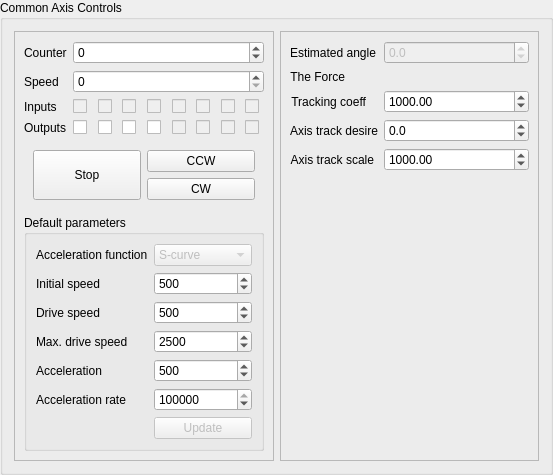
artm/biofame-robot, file AxisControlPanel.ui: the form before one commit.
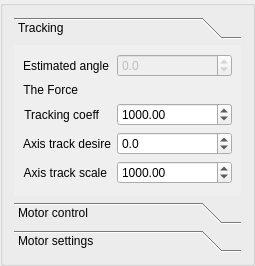
The form after the commit. Custom widgets are drawn as their Qt base class.

Commit message: more screen capture friendly layout

```diff
--- a/AxisControlPanel.ui
+++ b/AxisControlPanel.ui
@@ -6,35 +6,195 @@
    <rect>
     <x>0</x>
     <y>0</y>
-    <width>553</width>
-    <height>431</height>
+    <width>247</width>
+    <height>266</height>
    </rect>
   </property>
+  <property name="minimumSize">
+   <size>
+    <width>0</width>
+    <height>266</height>
+   </size>
+  </property>
   <property name="windowTitle">
    <string>GroupBox</string>
   </property>
-  <property name="title">
-   <string>Common Axis Controls</string>
-  </property>
   <layout class="QHBoxLayout" name="horizontalLayout">
    <property name="sizeConstraint">
     <enum>QLayout::SetMinimumSize</enum>
    </property>
    <item>
-    <widget class="QFrame" name="frame">
+    <widget class="QToolBox" name="toolbox">
+     <property name="minimumSize">
+      <size>
+       <width>227</width>
+       <height>0</height>
+      </size>
+     </property>
+     <property name="currentIndex">
+      <number>0</number>
+     </property>
+     <widget class="QWidget" name="trackingPage">
+      <property name="geometry">
+       <rect>
+        <x>0</x>
+        <y>0</y>
+        <width>227</width>
+        <height>165</height>
+       </rect>
+      </property>
+      <attribute name="label">
+       <string>Tracking</string>
+      </attribute>
+      <layout class="QFormLayout" name="formLayout_3">
+       <item row="0" column="0">
+        <widget class="QLabel" name="angleLabel">
+         <property name="text">
+          <string>Estimated angle</string>
+         </property>
+        </widget>
+       </item>
+       <item row="0" column="1">
+        <widget class="QDoubleSpinBox" name="angle">
+         <property name="enabled">
+          <bool>false</bool>
+         </property>
+         <property name="decimals">
+          <number>1</number>
+         </property>
+         <property name="minimum">
+          <double>-360.000000000000000</double>
+         </property>
+         <property name="maximum">
+          <double>360.000000000000000</double>
+         </property>
+        </widget>
+       </item>
+       <item row="1" column="0">
+        <widget class="QLabel" name="theForceLabel">
      <property name="sizePolicy">
-      <sizepolicy hsizetype="Minimum" vsizetype="Preferred">
+          <sizepolicy hsizetype="Preferred" vsizetype="Preferred">
        <horstretch>0</horstretch>
        <verstretch>0</verstretch>
       </sizepolicy>
      </property>
-     <property name="frameShape">
-      <enum>QFrame::StyledPanel</enum>
-     </property>
-     <property name="frameShadow">
-      <enum>QFrame::Raised</enum>
-     </property>
-     <layout class="QGridLayout" name="gridLayout">
+         <property name="text">
+          <string>The Force</string>
+         </property>
+         <property name="alignment">
+          <set>Qt::AlignRight|Qt::AlignTrailing|Qt::AlignVCenter</set>
+         </property>
+        </widget>
+       </item>
+       <item row="1" column="1">
+        <widget class="SignalIndicator" name="theForce" native="true">
+         <property name="sizePolicy">
+          <sizepolicy hsizetype="Expanding" vsizetype="Fixed">
+           <horstretch>0</horstretch>
+           <verstretch>0</verstretch>
+          </sizepolicy>
+         </property>
+         <property name="minimumSize">
+          <size>
+           <width>100</width>
+           <height>10</height>
+          </size>
+         </property>
+        </widget>
+       </item>
+       <item row="4" column="0">
+        <widget class="QLabel" name="desireLabel">
+         <property name="text">
+          <string>Axis track desire</string>
+         </property>
+         <property name="alignment">
+          <set>Qt::AlignRight|Qt::AlignTrailing|Qt::AlignVCenter</set>
+         </property>
+        </widget>
+       </item>
+       <item row="2" column="0">
+        <widget class="QLabel" name="trackingCoeffLabel">
+         <property name="text">
+          <string>Tracking coeff</string>
+         </property>
+         <property name="alignment">
+          <set>Qt::AlignRight|Qt::AlignTrailing|Qt::AlignVCenter</set>
+         </property>
+        </widget>
+       </item>
+       <item row="4" column="1">
+        <widget class="QDoubleSpinBox" name="desire">
+         <property name="decimals">
+          <number>1</number>
+         </property>
+         <property name="minimum">
+          <double>-180.000000000000000</double>
+         </property>
+         <property name="maximum">
+          <double>180.000000000000000</double>
+         </property>
+         <property name="singleStep">
+          <double>5.000000000000000</double>
+         </property>
+        </widget>
+       </item>
+       <item row="2" column="1">
+        <widget class="QDoubleSpinBox" name="trackingCoeff">
+         <property name="decimals">
+          <number>2</number>
+         </property>
+         <property name="minimum">
+          <double>-1000000.000000000000000</double>
+         </property>
+         <property name="maximum">
+          <double>1000000.000000000000000</double>
+         </property>
+         <property name="singleStep">
+          <double>100.000000000000000</double>
+         </property>
+         <property name="value">
+          <double>1000.000000000000000</double>
+         </property>
+        </widget>
+       </item>
+       <item row="5" column="0">
+        <widget class="QLabel" name="desireScaleLabel">
+         <property name="text">
+          <string>Axis track scale</string>
+         </property>
+         <property name="alignment">
+          <set>Qt::AlignRight|Qt::AlignTrailing|Qt::AlignVCenter</set>
+         </property>
+        </widget>
+       </item>
+       <item row="5" column="1">
+        <widget class="QDoubleSpinBox" name="desireScale">
+         <property name="decimals">
+          <number>2</number>
+         </property>
+         <property name="maximum">
+          <double>1000000.000000000000000</double>
+         </property>
+         <property name="value">
+          <double>1000.000000000000000</double>
+         </property>
+        </widget>
+       </item>
+      </layout>
+     </widget>
+     <widget class="QWidget" name="motorControlPage">
+      <property name="geometry">
+       <rect>
+        <x>0</x>
+        <y>0</y>
+        <width>227</width>
+        <height>241</height>
+       </rect>
+      </property>
+      <attribute name="label">
+       <string>Motor control</string>
+      </attribute>
+      <layout class="QFormLayout" name="formLayout_4">
       <item row="0" column="0">
        <widget class="QLabel" name="label">
         <property name="sizePolicy">
@@ -48,23 +208,23 @@
         </property>
        </widget>
       </item>
-      <item row="1" column="1">
-       <widget class="QSpinBox" name="speed">
+       <item row="0" column="1">
+        <widget class="QSpinBox" name="position">
         <property name="sizePolicy">
          <sizepolicy hsizetype="MinimumExpanding" vsizetype="Fixed">
           <horstretch>0</horstretch>
           <verstretch>0</verstretch>
          </sizepolicy>
         </property>
+         <property name="minimum">
+          <number>-2147438647</number>
+         </property>
         <property name="maximum">
-         <number>4000000</number>
-        </property>
-        <property name="singleStep">
-         <number>50</number>
+          <number>2147438647</number>
         </property>
        </widget>
       </item>
-      <item row="1" column="0">
+       <item row="2" column="0">
        <widget class="QLabel" name="label_2">
         <property name="sizePolicy">
          <sizepolicy hsizetype="Minimum" vsizetype="Preferred">
@@ -77,7 +237,49 @@
         </property>
        </widget>
       </item>
-      <item row="3" column="1">
+       <item row="2" column="1">
+        <widget class="QSpinBox" name="speed">
+         <property name="sizePolicy">
+          <sizepolicy hsizetype="MinimumExpanding" vsizetype="Fixed">
+           <horstretch>0</horstretch>
+           <verstretch>0</verstretch>
+          </sizepolicy>
+         </property>
+         <property name="maximum">
+          <number>4000000</number>
+         </property>
+         <property name="singleStep">
+          <number>50</number>
+         </property>
+        </widget>
+       </item>
+       <item row="5" column="0">
+        <widget class="QLabel" name="label_3">
+         <property name="sizePolicy">
+          <sizepolicy hsizetype="Minimum" vsizetype="Preferred">
+           <horstretch>0</horstretch>
+           <verstretch>0</verstretch>
+          </sizepolicy>
+         </property>
+         <property name="text">
+          <string>Inputs</string>
+         </property>
+        </widget>
+       </item>
+       <item row="6" column="0">
+        <widget class="QLabel" name="label_4">
+         <property name="sizePolicy">
+          <sizepolicy hsizetype="Minimum" vsizetype="Preferred">
+           <horstretch>0</horstretch>
+           <verstretch>0</verstretch>
+          </sizepolicy>
+         </property>
+         <property name="text">
+          <string>Outputs</string>
+         </property>
+        </widget>
+       </item>
+       <item row="5" column="1">
        <widget class="QWidget" name="inputs" native="true">
         <property name="sizePolicy">
          <sizepolicy hsizetype="Minimum" vsizetype="Preferred">
@@ -172,7 +374,7 @@
         </layout>
        </widget>
       </item>
-      <item row="4" column="1">
+       <item row="6" column="1">
        <widget class="QWidget" name="outputs" native="true">
         <property name="sizePolicy">
          <sizepolicy hsizetype="Minimum" vsizetype="Preferred">
@@ -267,33 +469,7 @@
         </layout>
        </widget>
       </item>
-      <item row="3" column="0">
-       <widget class="QLabel" name="label_3">
-        <property name="sizePolicy">
-         <sizepolicy hsizetype="Minimum" vsizetype="Preferred">
-          <horstretch>0</horstretch>
-          <verstretch>0</verstretch>
-         </sizepolicy>
-        </property>
-        <property name="text">
-         <string>Inputs</string>
-        </property>
-       </widget>
-      </item>
-      <item row="4" column="0">
-       <widget class="QLabel" name="label_4">
-        <property name="sizePolicy">
-         <sizepolicy hsizetype="Minimum" vsizetype="Preferred">
-          <horstretch>0</horstretch>
-          <verstretch>0</verstretch>
-         </sizepolicy>
-        </property>
-        <property name="text">
-         <string>Outputs</string>
-        </property>
-       </widget>
-      </item>
-      <item row="6" column="0" colspan="2">
+       <item row="7" column="0" colspan="2">
        <widget class="QWidget" name="widget_3" native="true">
         <layout class="QGridLayout" name="gridLayout_2">
          <item row="0" column="2">
@@ -326,12 +502,13 @@
         </layout>
        </widget>
       </item>
-      <item row="7" column="0" colspan="2">
-       <widget class="QGroupBox" name="groupBox">
-        <property name="title">
-         <string>Default parameters</string>
-        </property>
-        <layout class="QFormLayout" name="formLayout">
+      </layout>
+     </widget>
+     <widget class="QWidget" name="settingsPage">
+      <attribute name="label">
+       <string>Motor settings</string>
+      </attribute>
+      <layout class="QFormLayout" name="formLayout_5">
          <item row="0" column="0">
           <widget class="QLabel" name="label_5">
            <property name="text">
@@ -339,62 +516,72 @@
            </property>
           </widget>
          </item>
-         <item row="0" column="1">
-          <widget class="QComboBox" name="curveType">
-           <property name="enabled">
-            <bool>false</bool>
-           </property>
-           <property name="currentIndex">
-            <number>1</number>
-           </property>
-           <item>
-            <property name="text">
-             <string>T-curve</string>
-            </property>
-           </item>
-           <item>
-            <property name="text">
-             <string>S-curve</string>
-            </property>
-           </item>
-          </widget>
-         </item>
-         <item row="1" column="0">
+       <item row="2" column="0">
           <widget class="QLabel" name="label_6">
            <property name="text">
             <string>Initial speed</string>
            </property>
           </widget>
          </item>
-         <item row="2" column="0">
+       <item row="3" column="0">
           <widget class="QLabel" name="label_7">
            <property name="text">
             <string>Drive speed</string>
            </property>
           </widget>
          </item>
-         <item row="3" column="0">
+       <item row="4" column="0">
           <widget class="QLabel" name="label_8">
            <property name="text">
             <string>Max. drive speed</string>
            </property>
           </widget>
          </item>
-         <item row="4" column="0">
+       <item row="5" column="0">
           <widget class="QLabel" name="label_9">
            <property name="text">
             <string>Acceleration</string>
            </property>
           </widget>
          </item>
-         <item row="5" column="0">
+       <item row="7" column="0">
           <widget class="QLabel" name="label_10">
            <property name="text">
             <string>Acceleration rate</string>
            </property>
           </widget>
          </item>
-         <item row="1" column="1">
+       <item row="8" column="0">
+        <widget class="QPushButton" name="setAxisPara">
+         <property name="enabled">
+          <bool>false</bool>
+         </property>
+         <property name="text">
+          <string>Update</string>
+         </property>
+        </widget>
+       </item>
+       <item row="0" column="1">
+        <widget class="QComboBox" name="curveType">
+         <property name="enabled">
+          <bool>false</bool>
+         </property>
+         <property name="currentIndex">
+          <number>1</number>
+         </property>
+         <item>
+          <property name="text">
+           <string>T-curve</string>
+          </property>
+         </item>
+         <item>
+          <property name="text">
+           <string>S-curve</string>
+          </property>
+         </item>
+        </widget>
+       </item>
+       <item row="2" column="1">
           <widget class="QSpinBox" name="initSpeed">
            <property name="minimum">
             <number>1</number>
@@ -410,7 +597,7 @@
            </property>
           </widget>
          </item>
-         <item row="2" column="1">
+       <item row="3" column="1">
           <widget class="QSpinBox" name="driveSpeed">
            <property name="minimum">
             <number>1</number>
@@ -426,7 +613,7 @@
            </property>
           </widget>
          </item>
-         <item row="3" column="1">
+       <item row="4" column="1">
           <widget class="QSpinBox" name="maxDriveSpeed">
            <property name="minimum">
             <number>1</number>
@@ -442,23 +629,7 @@
            </property>
           </widget>
          </item>
-         <item row="4" column="1">
-          <widget class="QSpinBox" name="acceleration">
-           <property name="minimum">
-            <number>125</number>
-           </property>
-           <property name="maximum">
-            <number>500000000</number>
-           </property>
-           <property name="singleStep">
-            <number>1000</number>
-           </property>
-           <property name="value">
-            <number>500</number>
-           </property>
-          </widget>
-         </item>
-         <item row="5" column="1">
+       <item row="7" column="1">
           <widget class="QSpinBox" name="accelerationRate">
            <property name="minimum">
             <number>954</number>
@@ -474,184 +645,24 @@
            </property>
           </widget>
          </item>
-         <item row="6" column="1">
-          <widget class="QPushButton" name="setAxisPara">
-           <property name="enabled">
-            <bool>false</bool>
-           </property>
-           <property name="text">
-            <string>Update</string>
-           </property>
-          </widget>
-         </item>
-        </layout>
-       </widget>
-      </item>
-      <item row="0" column="1">
-       <widget class="QSpinBox" name="position">
-        <property name="sizePolicy">
-         <sizepolicy hsizetype="MinimumExpanding" vsizetype="Fixed">
-          <horstretch>0</horstretch>
-          <verstretch>0</verstretch>
-         </sizepolicy>
-        </property>
+       <item row="5" column="1">
+        <widget class="QSpinBox" name="acceleration">
         <property name="minimum">
-         <number>-2147438647</number>
+          <number>125</number>
         </property>
         <property name="maximum">
-         <number>2147438647</number>
-        </property>
-       </widget>
-      </item>
-     </layout>
-    </widget>
-   </item>
-   <item>
-    <widget class="QFrame" name="frame_2">
-     <property name="frameShape">
-      <enum>QFrame::StyledPanel</enum>
-     </property>
-     <property name="frameShadow">
-      <enum>QFrame::Raised</enum>
-     </property>
-     <layout class="QFormLayout" name="formLayout_2">
-      <property name="fieldGrowthPolicy">
-       <enum>QFormLayout::AllNonFixedFieldsGrow</enum>
-      </property>
-      <item row="2" column="0">
-       <widget class="QLabel" name="trackingCoeffLabel">
-        <property name="text">
-         <string>Tracking coeff</string>
-        </property>
-        <property name="alignment">
-         <set>Qt::AlignRight|Qt::AlignTrailing|Qt::AlignVCenter</set>
-        </property>
-       </widget>
-      </item>
-      <item row="2" column="1">
-       <widget class="QDoubleSpinBox" name="trackingCoeff">
-        <property name="decimals">
-         <number>2</number>
-        </property>
-        <property name="minimum">
-         <double>-1000000.000000000000000</double>
-        </property>
-        <property name="maximum">
-         <double>1000000.000000000000000</double>
-        </property>
+          <number>500000000</number>
+         </property>
         <property name="singleStep">
-         <double>100.000000000000000</double>
+          <number>1000</number>
         </property>
         <property name="value">
-         <double>1000.000000000000000</double>
+          <number>500</number>
         </property>
        </widget>
       </item>
-      <item row="4" column="1">
-       <widget class="QDoubleSpinBox" name="desireScale">
-        <property name="decimals">
-         <number>2</number>
-        </property>
-        <property name="maximum">
-         <double>1000000.000000000000000</double>
-        </property>
-        <property name="value">
-         <double>1000.000000000000000</double>
-        </property>
-       </widget>
-      </item>
-      <item row="3" column="0">
-       <widget class="QLabel" name="desireLabel">
-        <property name="text">
-         <string>Axis track desire</string>
-        </property>
-        <property name="alignment">
-         <set>Qt::AlignRight|Qt::AlignTrailing|Qt::AlignVCenter</set>
-        </property>
-       </widget>
-      </item>
-      <item row="4" column="0">
-       <widget class="QLabel" name="desireScaleLabel">
-        <property name="text">
-         <string>Axis track scale</string>
-        </property>
-        <property name="alignment">
-         <set>Qt::AlignRight|Qt::AlignTrailing|Qt::AlignVCenter</set>
-        </property>
-       </widget>
-      </item>
-      <item row="1" column="1">
-       <widget class="SignalIndicator" name="theForce" native="true">
-        <property name="sizePolicy">
-         <sizepolicy hsizetype="Expanding" vsizetype="Fixed">
-          <horstretch>0</horstretch>
-          <verstretch>0</verstretch>
-         </sizepolicy>
-        </property>
-        <property name="minimumSize">
-         <size>
-          <width>100</width>
-          <height>10</height>
-         </size>
-        </property>
-       </widget>
-      </item>
-      <item row="1" column="0">
-       <widget class="QLabel" name="theForceLabel">
-        <property name="sizePolicy">
-         <sizepolicy hsizetype="Preferred" vsizetype="Preferred">
-          <horstretch>0</horstretch>
-          <verstretch>0</verstretch>
-         </sizepolicy>
-        </property>
-        <property name="text">
-         <string>The Force</string>
-        </property>
-        <property name="alignment">
-         <set>Qt::AlignRight|Qt::AlignTrailing|Qt::AlignVCenter</set>
-        </property>
-       </widget>
-      </item>
-      <item row="0" column="0">
-       <widget class="QLabel" name="angleLabel">
-        <property name="text">
-         <string>Estimated angle</string>
-        </property>
-       </widget>
-      </item>
-      <item row="0" column="1">
-       <widget class="QDoubleSpinBox" name="angle">
-        <property name="enabled">
-         <bool>false</bool>
-        </property>
-        <property name="decimals">
-         <number>1</number>
-        </property>
-        <property name="minimum">
-         <double>-360.000000000000000</double>
-        </property>
-        <property name="maximum">
-         <double>360.000000000000000</double>
-        </property>
-       </widget>
-      </item>
-      <item row="3" column="1">
-       <widget class="QDoubleSpinBox" name="desire">
-        <property name="decimals">
-         <number>1</number>
-        </property>
-        <property name="minimum">
-         <double>-180.000000000000000</double>
-        </property>
-        <property name="maximum">
-         <double>180.000000000000000</double>
-        </property>
-        <property name="singleStep">
-         <double>5.000000000000000</double>
-        </property>
-       </widget>
-      </item>
-     </layout>
+      </layout>
+     </widget>
     </widget>
    </item>
   </layout>
```
Lines whose indentation alone changed are shown as unchanged. The commit also changes 5 other files.
